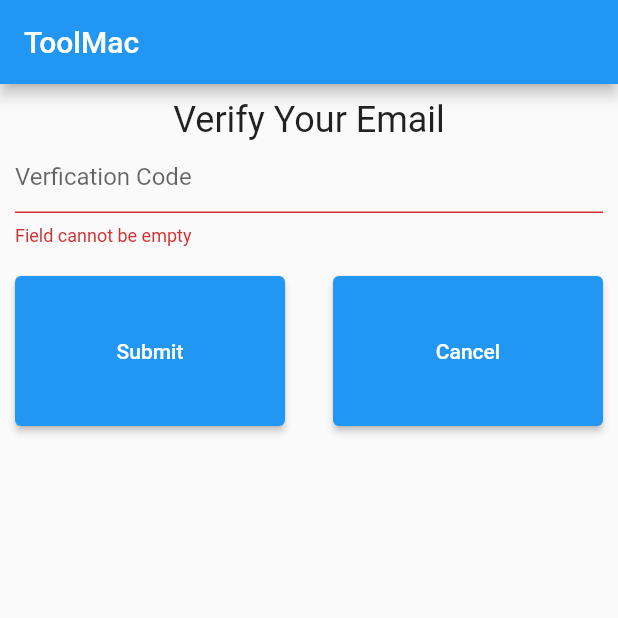
After one commit to toolmac/app, a Flutter app: the VerifyPage screen opened directly, after a tap on "Submit", on a phone screen of 412 x 824 dp, the top half of it. The commit adds this screen. Run offline on Flutter 3.47's test engine with Material 2 defaults, Android fonts, the phone set to English and light mode, and no system bars; our stand-ins replace flutter_secure_storage, table_calendar; accounts and stored records are empty.

Commit message:
Start implementing log in and sign up

```diff
--- /dev/null
+++ b/lib/util/fetch.dart
@@ -0,0 +1,35 @@
+import 'package:http/http.dart' as http;
+import 'dart:convert';
+
+const String AUTHORITY = "toolmac.patricklin.dev";
+
+Future<http.Response> get(String path) {
+  return http.get(Uri.https(AUTHORITY, path));
+}
+
+Future<http.Response> post(String path, String body) {
+  return http.post(Uri.https(AUTHORITY, path), body: body, headers: {'Content-type' : 'application/json'});
+}
+
+Future<http.Response> postLogIn(String email, String pw) {
+  return post('/user/login', jsonEncode({
+    'email': email,
+    'password': pw,
+  }));
+}
+
+Future<http.Response> postSignUp(String username, String password, String firstName, String lastName, String email) {
+  return post('/user/register', jsonEncode({
+    'username': username,
+    'password': password,
+    'firstname': firstName,
+    'lastname': lastName,
+    'email': email,
+  }));
+}
+
+Future<http.Response> postVerify(String code) {
+  return post('/user/verify', jsonEncode({
+    'code': code,
+  }));
+}
--- /dev/null
+++ b/lib/util/storage.dart
@@ -0,0 +1,3 @@
+import 'package:flutter_secure_storage/flutter_secure_storage.dart';
+
+final storage = new FlutterSecureStorage();
--- /dev/null
+++ b/lib/verify/verify.dart
@@ -0,0 +1,110 @@
+import 'package:flutter/material.dart';
+import 'package:http/http.dart' as http;
+
+import '../login/login.dart';
+import '../util/fetch.dart';
+
+class VerifyPage extends StatefulWidget {
+  VerifyPage({Key? key}) : super(key: key);
+
+  @override
+  _VerifyPageState createState() => _VerifyPageState();
+}
+
+class _VerifyPageState extends State<VerifyPage> {
+  void verify(String verificationCode) {
+    Future<http.Response> res = postVerify(verificationCode);
+    res.then(
+      (http.Response response) {
+        if (response.statusCode != 200) {
+          failedMsg = response.body;
+          setState(() {});
+        } else {
+          ScaffoldMessenger.of(context).showSnackBar(SnackBar(
+          content: Text('Verification complete! You may now log in.')));
+          Navigator.of(context).pushReplacement(new MaterialPageRoute(
+              builder: (BuildContext context) => LogInPage()));
+        }
+      },
+    ).catchError((error) {
+      failedMsg = error;
+      setState(() {});
+    });
+  }
+
+  @override
+  Widget build(BuildContext context) {
+    String? failedMsg = this.failedMsg;
+    this.failedMsg = null;
+    return Scaffold(
+      appBar: AppBar(
+        title: Text('ToolMac'),
+      ),
+      body: Container(
+          margin: EdgeInsets.all(10),
+          child: Form(
+              key: _formKey,
+              child: Center(
+                  child: Column(
+                children: [
+                  Text('Verify Your Email', style: TextStyle(fontSize: 24)),
+                  TextFormField(
+                      decoration: const InputDecoration(
+                        hintText: 'Verfication Code',
+                      ),
+                      validator: (String? value) {
+                        if (value == null || value.isEmpty) {
+                          return 'Field cannot be empty';
+                        }
+                        return null;
+                      },
+                      onSaved: (String? value) {
+                        verificationCode = value;
+                      }),
+                  SizedBox(
+                    height: 20,
+                  ),
+                  Row(
+                    mainAxisAlignment: MainAxisAlignment.spaceBetween,
+                    children: [
+                      ElevatedButton(
+                        child: Text('Submit'),
+                        onPressed: () {
+                          if (_formKey.currentState!.validate()) {
+                            _formKey.currentState!.save();
+                            _formKey.currentState!.reset();
+                            verify(verificationCode!);
+                          }
+                        },
+                        style: ButtonStyle(
+                          minimumSize:
+                              MaterialStateProperty.all(Size(180, 100)),
+                        ),
+                      ),
+                      ElevatedButton(
+                        child: Text('Cancel'),
+                        onPressed: () {
+                          Navigator.of(context).pushReplacement(
+                              new MaterialPageRoute(
+                                  builder: (BuildContext context) =>
+                                      LogInPage()));
+                        },
+                        style: ButtonStyle(
+                          minimumSize:
+                              MaterialStateProperty.all(Size(180, 100)),
+                        ),
+                      ),
+                    ],
+                  ),
+                  if (failedMsg != null)
+                    Text('Verification failed with the following message: ' +
+                        failedMsg)
+                ],
+              )))),
+    );
+  }
+
+  final GlobalKey<FormState> _formKey = GlobalKey<FormState>();
+  String? failedMsg;
+  String? verificationCode;
+}
--- a/pubspec.yaml
+++ b/pubspec.yaml
@@ -26,6 +26,8 @@ dependencies:
 
   table_calendar: ^3.0.0
   intl: ^0.17.0
+  flutter_secure_storage: ^4.1.0
+  http: ^0.13.1
 
   # The following adds the Cupertino Icons font to your application.
   # Use with the CupertinoIcons class for iOS style icons.
```
Also changed, not shown: lib/home/timetable/timetable_screen.dart (+2 -16 lines), lib/login/login.dart (+34 -9 lines), lib/signup/signup.dart (+20 -11 lines), pubspec.lock.
